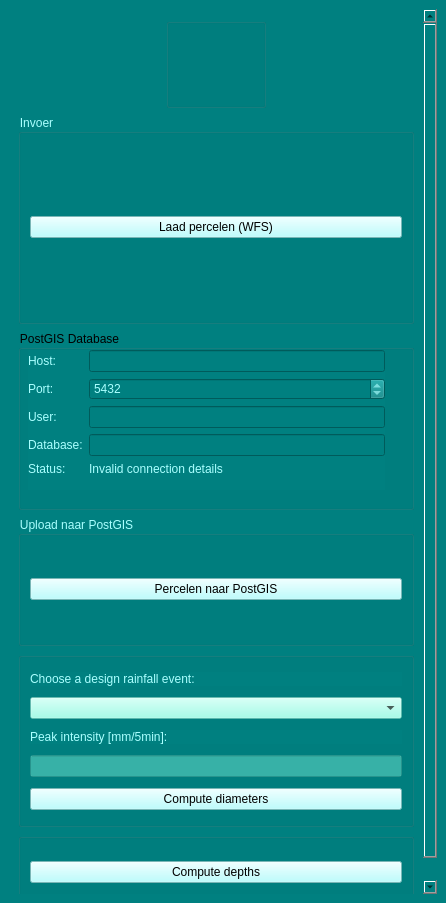
This is afkoppelkansenkaart/afkoppelkansenkaart_dockwidget_base.ui in nens/afkoppelkansenkaart as Qt 5 draws it before an edit. The edited form follows.
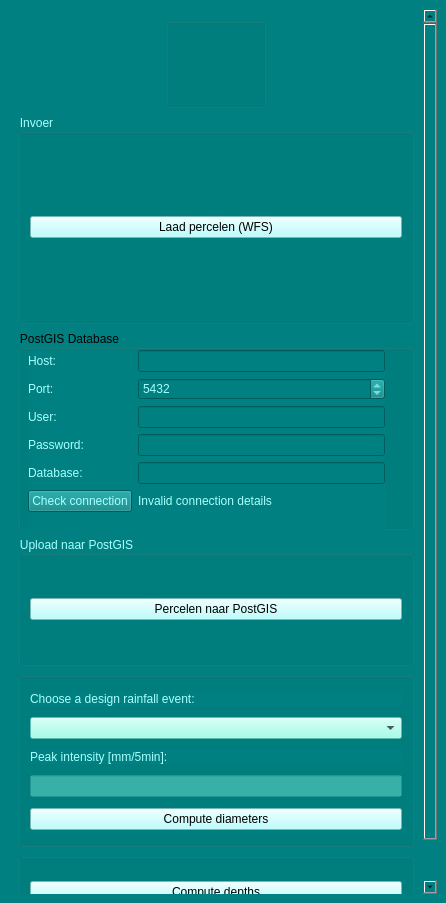
This is the edited form. Icons and pictures are not drawn. Custom widgets are drawn as their Qt base class.

Commit message: PostGIS: Verbindingsstatus weergeven als inloggegevens gewijzigd worden

```diff
--- a/afkoppelkansenkaart/afkoppelkansenkaart_dockwidget_base.ui
+++ b/afkoppelkansenkaart/afkoppelkansenkaart_dockwidget_base.ui
@@ -44,7 +44,7 @@
          <x>0</x>
          <y>0</y>
          <width>403</width>
-         <height>917</height>
+         <height>937</height>
         </rect>
        </property>
        <layout class="QVBoxLayout" name="verticalLayout">
@@ -126,11 +126,11 @@
           <property name="minimumSize">
            <size>
             <width>0</width>
-            <height>180</height>
+            <height>200</height>
            </size>
           </property>
           <property name="styleSheet">
-           <string notr="true">QgsCollapsibleGroupBoxBasic::title, QgsCollapsibleGroupBox::title {  subcontrol-origin: margin;  subcontrol-position: top left;  margin-left: 20px;  margin-right: 5px;  left: 0px;  top: 1px;color: rgb(170, 255, 255)}</string>
+           <string notr="true">QgsCollapsibleGroupBoxBasic::title, QgsCollapsibleGroupBox::title {  subcontrol-origin: margin;  subcontrol-position: top left;  margin-left: 20px;  margin-right: 5px;  left: 0px;  top: 1px;color: rgb(170, 255, 255)}QgsCollapsibleGroupBoxBasic::title, QgsCollapsibleGroupBox::title {  subcontrol-origin: margin;  subcontrol-position: top left;  margin-left: 20px;  margin-right: 5px;  left: 0px;  top: 1px;}</string>
           </property>
           <property name="title">
            <string>PostGIS Database</string>
@@ -144,11 +144,11 @@
              <x>10</x>
              <y>20</y>
              <width>357</width>
-             <height>140</height>
+             <height>196</height>
             </rect>
            </property>
            <layout class="QFormLayout" name="formLayout_2">
-            <item row="1" column="0">
+            <item row="0" column="0">
              <widget class="QLabel" name="label">
               <property name="styleSheet">
                <string notr="true">color: rgb(170, 255, 255);</string>
@@ -158,7 +158,7 @@
               </property>
              </widget>
             </item>
-            <item row="2" column="0">
+            <item row="1" column="0">
              <widget class="QLabel" name="label_2">
               <property name="styleSheet">
                <string notr="true">color: rgb(170, 255, 255);</string>
@@ -168,7 +168,7 @@
               </property>
              </widget>
             </item>
-            <item row="2" column="1">
+            <item row="1" column="1">
              <widget class="QSpinBox" name="spinBox_Port">
               <property name="styleSheet">
                <string notr="true">color: rgb(170, 255, 255);</string>
@@ -181,7 +181,7 @@
               </property>
              </widget>
             </item>
-            <item row="3" column="0">
+            <item row="2" column="0">
              <widget class="QLabel" name="label_3">
               <property name="styleSheet">
                <string notr="true">color: rgb(170, 255, 255);</string>
@@ -191,6 +191,30 @@
               </property>
              </widget>
             </item>
+            <item row="2" column="1">
+             <widget class="QLineEdit" name="lineEdit_User">
+              <property name="styleSheet">
+               <string notr="true">color: rgb(170, 255, 255);</string>
+              </property>
+             </widget>
+            </item>
+            <item row="3" column="0">
+             <widget class="QLabel" name="label_6">
+              <property name="styleSheet">
+               <string notr="true">color: rgb(170, 255, 255);</string>
+              </property>
+              <property name="text">
+               <string>Password:</string>
+              </property>
+             </widget>
+            </item>
+            <item row="3" column="1">
+             <widget class="QLineEdit" name="lineEdit_Password">
+              <property name="styleSheet">
+               <string notr="true">color: rgb(170, 255, 255);</string>
+              </property>
+             </widget>
+            </item>
             <item row="4" column="0">
              <widget class="QLabel" name="label_4">
               <property name="styleSheet">
@@ -201,16 +225,6 @@
               </property>
              </widget>
             </item>
-            <item row="1" column="1">
-             <widget class="QLineEdit" name="lineEdit_Host"/>
-            </item>
-            <item row="3" column="1">
-             <widget class="QLineEdit" name="lineEdit_User">
-              <property name="styleSheet">
-               <string notr="true">color: rgb(170, 255, 255);</string>
-              </property>
-             </widget>
-            </item>
             <item row="4" column="1">
              <widget class="QLineEdit" name="lineEdit_Database">
               <property name="styleSheet">
@@ -219,17 +233,17 @@
              </widget>
             </item>
             <item row="5" column="0">
-             <widget class="QLabel" name="label_5">
+             <widget class="QPushButton" name="pushButton_CheckConnection">
               <property name="styleSheet">
                <string notr="true">color: rgb(170, 255, 255);</string>
               </property>
               <property name="text">
-               <string>Status:</string>
+               <string>Check connection</string>
               </property>
              </widget>
             </item>
             <item row="5" column="1">
-             <widget class="QLabel" name="label_6">
+             <widget class="QLabel" name="label_StatusValue">
               <property name="styleSheet">
                <string notr="true">color: rgb(170, 255, 255);</string>
               </property>
@@ -238,6 +252,13 @@
               </property>
              </widget>
             </item>
+            <item row="0" column="1">
+             <widget class="QLineEdit" name="lineEdit_Host">
+              <property name="styleSheet">
+               <string notr="true">color: rgb(170, 255, 255);</string>
+              </property>
+             </widget>
+            </item>
            </layout>
           </widget>
          </widget>
```
The commit also changes 1 other file.
